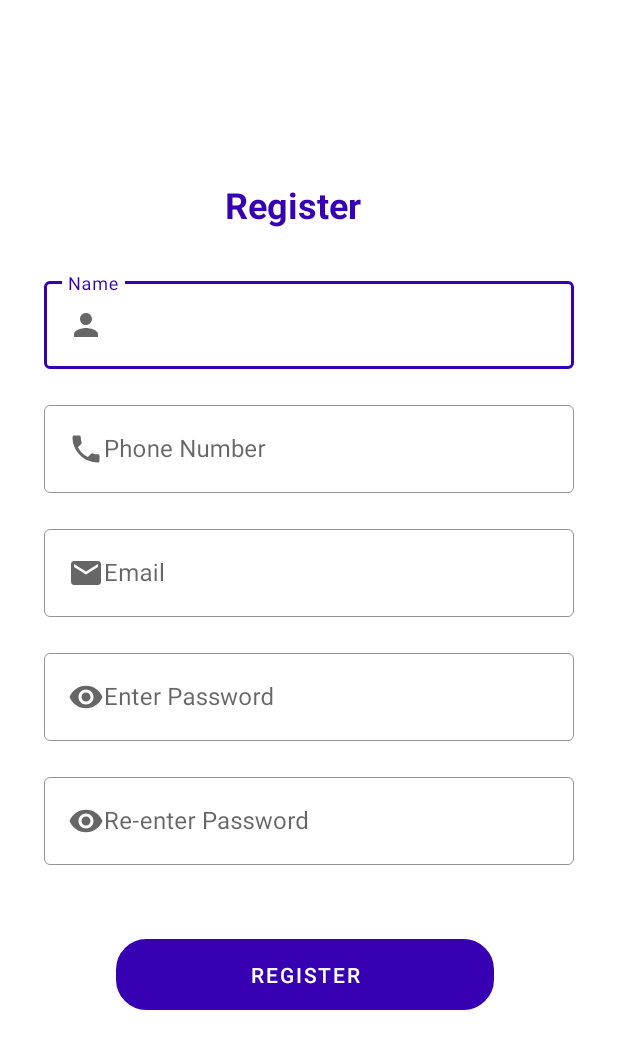
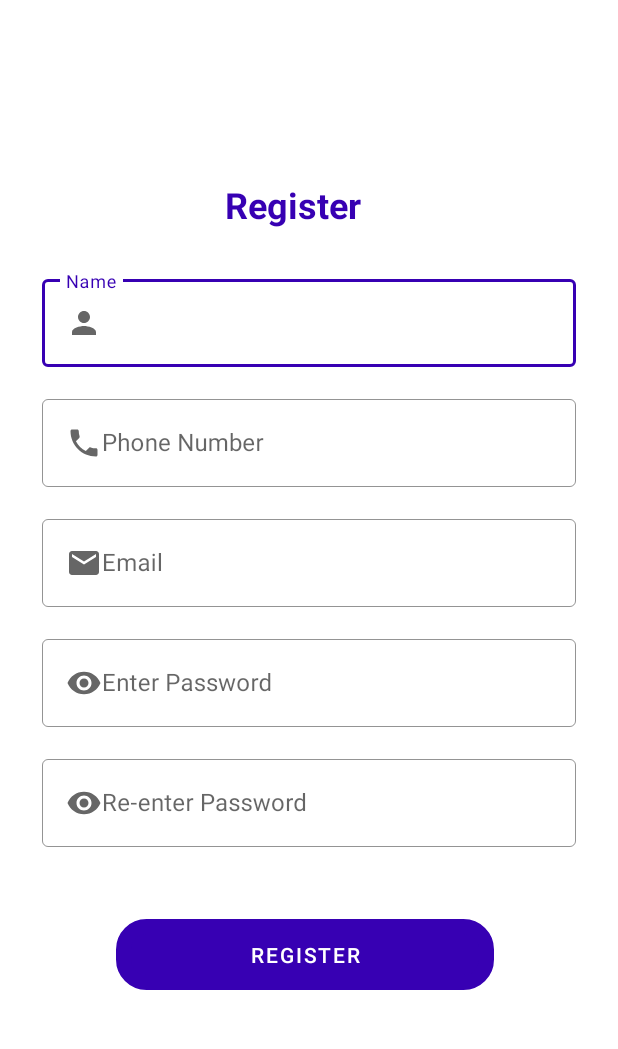
Before and after one commit to vedparsekar/Women-safety-App, an Android app: the MainActivity1 screen opened directly, with no data from a screen before it, on a phone screen of 412 x 824 dp. Shown: the top 1049 px of the screen. Run offline under Robolectric (Android 15) with nearby library versions, the phone set to English and light mode, and no system bars; Roboto replaces fonts that are not available here.

```diff
--- a/app/src/main/res/layout/activity_main1.xml
+++ b/app/src/main/res/layout/activity_main1.xml
@@ -30,7 +30,7 @@
             style="@style/Widget.MaterialComponents.TextInputLayout.OutlinedBox"
             android:layout_width="match_parent"
             android:layout_height="wrap_content"
-            android:layout_margin="9dp"
+            android:layout_margin="8dp"
 
             android:layout_marginTop="20dp"
             android:hint="Name"
@@ -42,8 +42,7 @@
                 android:id="@+id/name"
                 android:layout_width="match_parent"
                 android:layout_height="wrap_content"
-                android:drawableStart="@drawable/person"
-                android:drawableLeft="@drawable/person" />
+                android:drawableStart="@drawable/person"/>
         </com.google.android.material.textfield.TextInputLayout>
 
 
@@ -52,7 +51,7 @@
             android:layout_width="match_parent"
             android:layout_height="wrap_content"
 
-            android:layout_margin="9dp"
+            android:layout_margin="8dp"
             android:hint="Phone Number"
             app:boxBackgroundMode="outline"
             app:boxStrokeColor="@color/colorPrimaryDark"
@@ -62,8 +61,7 @@
                 android:id="@+id/phone"
                 android:layout_width="match_parent"
                 android:layout_height="wrap_content"
-                android:drawableStart="@drawable/phone"
-                android:drawableLeft="@drawable/phone">
+                android:drawableStart="@drawable/phone">
 
             </com.google.android.material.textfield.TextInputEditText>
         </com.google.android.material.textfield.TextInputLayout>
@@ -75,7 +73,7 @@
             style="@style/Widget.MaterialComponents.TextInputLayout.OutlinedBox"
             android:layout_width="match_parent"
             android:layout_height="wrap_content"
-            android:layout_margin="9dp"
+            android:layout_margin="8dp"
             android:hint="Email"
             app:boxBackgroundMode="outline"
             app:boxStrokeColor="@color/colorPrimaryDark"
@@ -85,8 +83,7 @@
                 android:id="@+id/email"
                 android:layout_width="match_parent"
                 android:layout_height="wrap_content"
-                android:drawableStart="@drawable/email"
-                android:drawableLeft="@drawable/email">
+                android:drawableStart="@drawable/email">
 
             </com.google.android.material.textfield.TextInputEditText>
         </com.google.android.material.textfield.TextInputLayout>
@@ -95,7 +92,7 @@
             style="@style/Widget.MaterialComponents.TextInputLayout.OutlinedBox"
             android:layout_width="match_parent"
             android:layout_height="wrap_content"
-            android:layout_margin="9dp"
+            android:layout_margin="8dp"
             android:hint="Enter Password"
             app:boxBackgroundMode="outline"
             app:boxStrokeColor="@color/colorPrimaryDark"
@@ -105,8 +102,7 @@
                 android:id="@+id/password"
                 android:layout_width="match_parent"
                 android:layout_height="wrap_content"
-                android:drawableStart="@drawable/password"
-                android:drawableLeft="@drawable/password">
+                android:drawableStart="@drawable/password">
 
             </com.google.android.material.textfield.TextInputEditText>
         </com.google.android.material.textfield.TextInputLayout>
@@ -117,7 +113,7 @@
             android:layout_height="wrap_content"
 
 
-            android:layout_margin="9dp"
+            android:layout_margin="8dp"
             android:hint="Re-enter Password"
             app:boxBackgroundMode="outline"
             app:boxStrokeColor="@color/colorPrimaryDark"
@@ -127,8 +123,7 @@
                 android:id="@+id/re_password"
                 android:layout_width="match_parent"
                 android:layout_height="wrap_content"
-                android:drawableStart="@drawable/password"
-                android:drawableLeft="@drawable/password">
+                android:drawableStart="@drawable/password">
 
             </com.google.android.material.textfield.TextInputEditText>
         </com.google.android.material.textfield.TextInputLayout>
```
